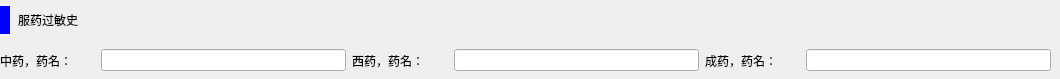
fantasy-mark/Summer, file src/ui/t3l3.ui: the form before one commit.
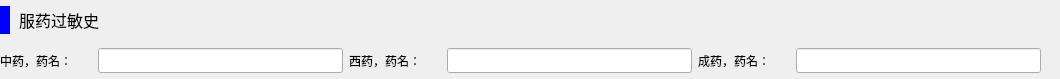
The form after the commit.

Diff of the .ui file:
```diff
--- a/src/ui/t3l3.ui
+++ b/src/ui/t3l3.ui
@@ -18,11 +18,16 @@
     <rect>
      <x>0</x>
      <y>0</y>
-     <width>1051</width>
+     <width>1041</width>
      <height>76</height>
     </rect>
    </property>
-   <layout class="QGridLayout" name="gridLayout" columnstretch="1,1,1,1,1,1">
+   <property name="font">
+    <font>
+     <family>微软雅黑</family>
+    </font>
+   </property>
+   <layout class="QGridLayout" name="gridLayout" columnstretch="1,2,1,2,1,2">
     <item row="1" column="1">
      <widget class="QLineEdit" name="s12">
       <property name="minimumSize">
@@ -37,6 +42,11 @@
         <height>16777215</height>
        </size>
       </property>
+      <property name="font">
+       <font>
+        <family>微软雅黑</family>
+       </font>
+      </property>
      </widget>
     </item>
     <item row="1" column="3">
@@ -53,6 +63,11 @@
         <height>16777215</height>
        </size>
       </property>
+      <property name="font">
+       <font>
+        <family>微软雅黑</family>
+       </font>
+      </property>
      </widget>
     </item>
     <item row="1" column="5">
@@ -69,10 +84,26 @@
         <height>16777215</height>
        </size>
       </property>
+      <property name="font">
+       <font>
+        <family>微软雅黑</family>
+       </font>
+      </property>
      </widget>
     </item>
     <item row="1" column="2">
      <widget class="QLabel" name="s13">
+      <property name="minimumSize">
+       <size>
+        <width>60</width>
+        <height>0</height>
+       </size>
+      </property>
+      <property name="font">
+       <font>
+        <family>微软雅黑</family>
+       </font>
+      </property>
       <property name="text">
        <string>西药，药名：</string>
       </property>
@@ -82,10 +113,15 @@
      <widget class="QLabel" name="s11">
       <property name="minimumSize">
        <size>
-        <width>0</width>
+        <width>60</width>
         <height>29</height>
        </size>
       </property>
+      <property name="font">
+       <font>
+        <family>微软雅黑</family>
+       </font>
+      </property>
       <property name="text">
        <string>中药，药名：</string>
       </property>
@@ -93,6 +129,17 @@
     </item>
     <item row="1" column="4">
      <widget class="QLabel" name="s15">
+      <property name="minimumSize">
+       <size>
+        <width>60</width>
+        <height>0</height>
+       </size>
+      </property>
+      <property name="font">
+       <font>
+        <family>微软雅黑</family>
+       </font>
+      </property>
       <property name="text">
        <string>成药，药名：</string>
       </property>
@@ -112,6 +159,14 @@
         <height>38</height>
        </size>
       </property>
+      <property name="font">
+       <font>
+        <family>微软雅黑</family>
+        <pointsize>12</pointsize>
+        <weight>50</weight>
+        <bold>false</bold>
+       </font>
+      </property>
       <property name="styleSheet">
        <string notr="true">border-left: 10px solid blue;
 border-radius:5px;
```
